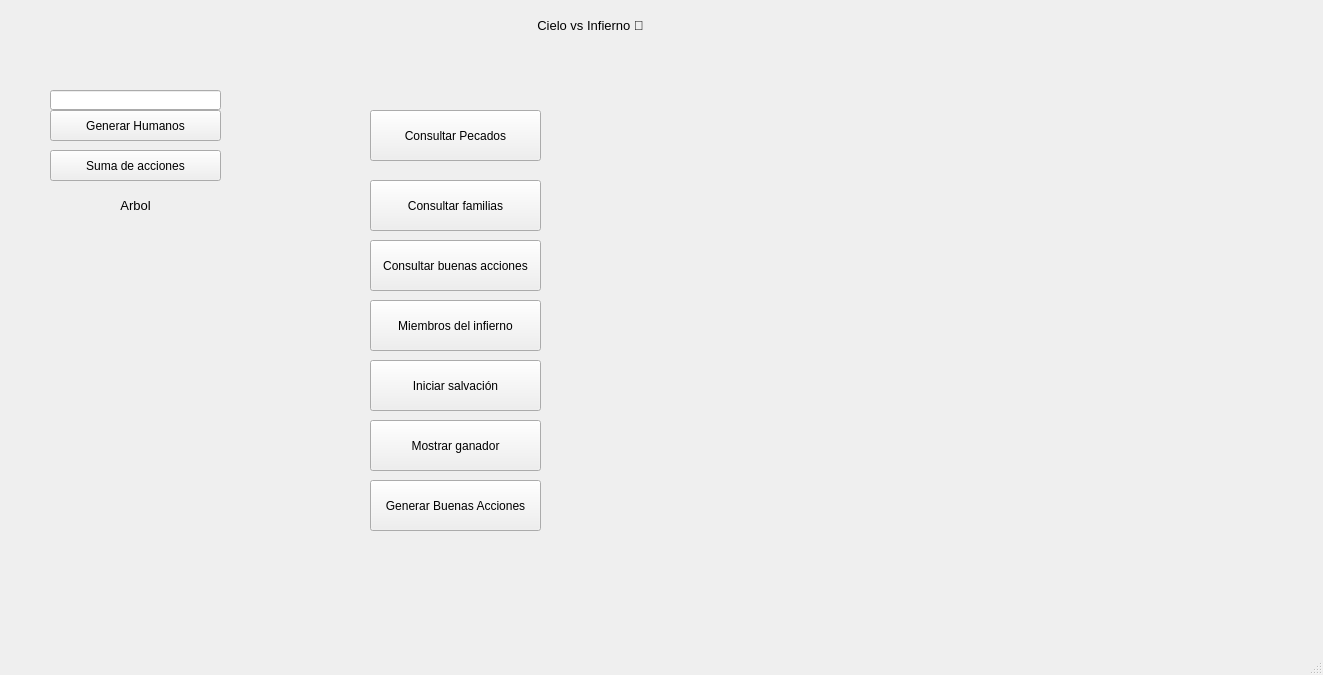
This is CielovsInfierno/mainwindow.ui in JohnSC31/PY2-CIELOvsINFIERNO-2102 as Qt 5 draws it before an edit. The edited form follows.
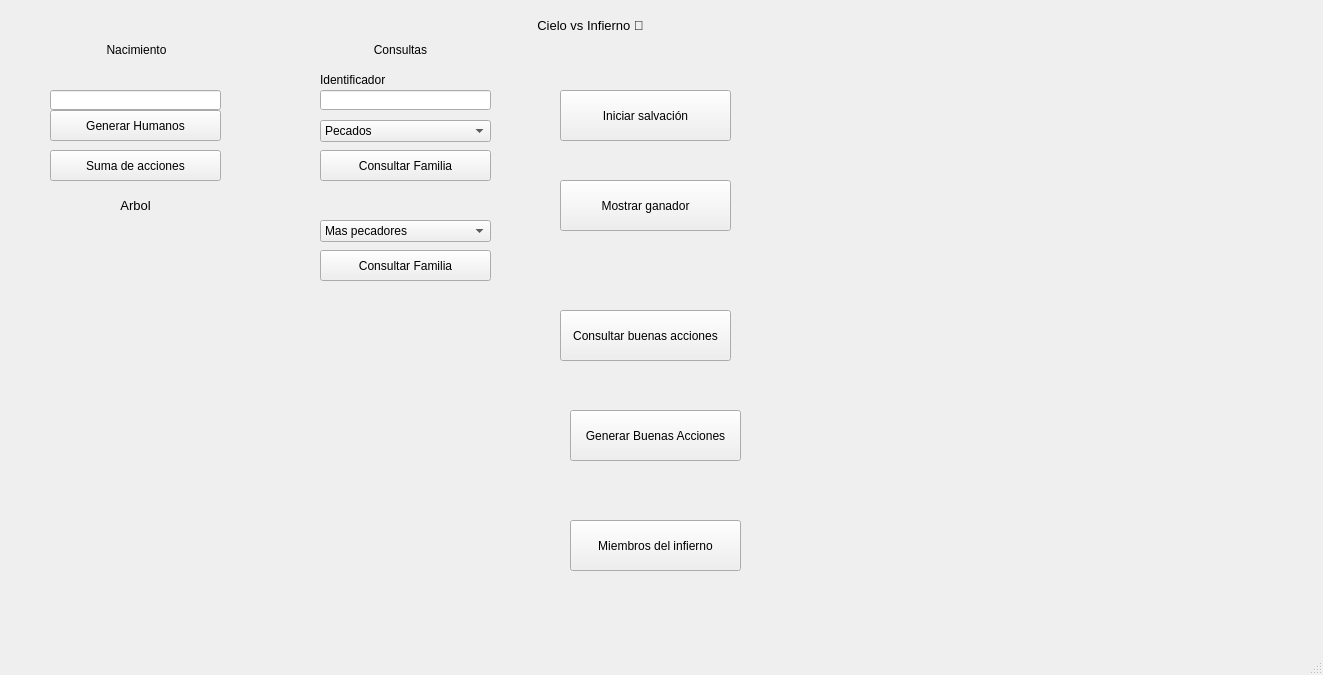
This is the edited form.

Commit message:
Consultas y arreglos varios
Se obtiene la consulta por familias de buenas acciones y pecados, se hicieron arreglos para al asignacion de hijos y la generacion del arbol

```diff
--- a/CielovsInfierno/mainwindow.ui
+++ b/CielovsInfierno/mainwindow.ui
@@ -64,8 +64,8 @@
    <widget class="QPushButton" name="GenerarBuenasAcciones">
     <property name="geometry">
      <rect>
-      <x>370</x>
-      <y>480</y>
+      <x>570</x>
+      <y>410</y>
       <width>171</width>
       <height>51</height>
      </rect>
@@ -77,8 +77,8 @@
    <widget class="QPushButton" name="ConsultarMiembrosDeInfierno">
     <property name="geometry">
      <rect>
-      <x>370</x>
-      <y>300</y>
+      <x>570</x>
+      <y>520</y>
       <width>171</width>
       <height>51</height>
      </rect>
@@ -90,8 +90,8 @@
    <widget class="QPushButton" name="IniciarSalvacion">
     <property name="geometry">
      <rect>
-      <x>370</x>
-      <y>360</y>
+      <x>560</x>
+      <y>90</y>
       <width>171</width>
       <height>51</height>
      </rect>
@@ -103,34 +103,21 @@
    <widget class="QPushButton" name="MostrarGanador">
     <property name="geometry">
      <rect>
-      <x>370</x>
-      <y>420</y>
-      <width>171</width>
-      <height>51</height>
-     </rect>
-    </property>
-    <property name="text">
-     <string>Mostrar ganador</string>
-    </property>
-   </widget>
-   <widget class="QPushButton" name="ConsultarFamilias">
-    <property name="geometry">
-     <rect>
-      <x>370</x>
+      <x>560</x>
       <y>180</y>
       <width>171</width>
       <height>51</height>
      </rect>
     </property>
     <property name="text">
-     <string>Consultar familias</string>
+     <string>Mostrar ganador</string>
     </property>
    </widget>
    <widget class="QPushButton" name="ConsultarBuenasAcciones">
     <property name="geometry">
      <rect>
-      <x>370</x>
-      <y>240</y>
+      <x>560</x>
+      <y>310</y>
       <width>171</width>
       <height>51</height>
      </rect>
@@ -142,14 +129,14 @@
    <widget class="QPushButton" name="ConsultarPecados">
     <property name="geometry">
      <rect>
-      <x>370</x>
-      <y>110</y>
+      <x>320</x>
+      <y>150</y>
       <width>171</width>
-      <height>51</height>
+      <height>31</height>
      </rect>
     </property>
     <property name="text">
-     <string>Consultar Pecados</string>
+     <string>Consultar Familia</string>
     </property>
    </widget>
    <widget class="QLineEdit" name="inpNumHumans">
@@ -209,6 +196,127 @@
      <string/>
     </property>
    </widget>
+   <widget class="QLabel" name="label_2">
+    <property name="geometry">
+     <rect>
+      <x>56</x>
+      <y>40</y>
+      <width>161</width>
+      <height>20</height>
+     </rect>
+    </property>
+    <property name="text">
+     <string>Nacimiento</string>
+    </property>
+    <property name="alignment">
+     <set>Qt::AlignCenter</set>
+    </property>
+   </widget>
+   <widget class="QLabel" name="label_3">
+    <property name="geometry">
+     <rect>
+      <x>320</x>
+      <y>40</y>
+      <width>161</width>
+      <height>20</height>
+     </rect>
+    </property>
+    <property name="text">
+     <string>Consultas</string>
+    </property>
+    <property name="alignment">
+     <set>Qt::AlignCenter</set>
+    </property>
+   </widget>
+   <widget class="QComboBox" name="cmbQueryFamily">
+    <property name="geometry">
+     <rect>
+      <x>320</x>
+      <y>120</y>
+      <width>171</width>
+      <height>22</height>
+     </rect>
+    </property>
+    <item>
+     <property name="text">
+      <string>Pecados</string>
+     </property>
+    </item>
+    <item>
+     <property name="text">
+      <string>Buenas Acciones</string>
+     </property>
+    </item>
+   </widget>
+   <widget class="QLineEdit" name="inpQueryFamily">
+    <property name="geometry">
+     <rect>
+      <x>320</x>
+      <y>90</y>
+      <width>171</width>
+      <height>20</height>
+     </rect>
+    </property>
+   </widget>
+   <widget class="QLabel" name="label_4">
+    <property name="geometry">
+     <rect>
+      <x>320</x>
+      <y>70</y>
+      <width>161</width>
+      <height>20</height>
+     </rect>
+    </property>
+    <property name="text">
+     <string>Identificador</string>
+    </property>
+    <property name="alignment">
+     <set>Qt::AlignLeading|Qt::AlignLeft|Qt::AlignVCenter</set>
+    </property>
+   </widget>
+   <widget class="QComboBox" name="comboBox_2">
+    <property name="geometry">
+     <rect>
+      <x>320</x>
+      <y>220</y>
+      <width>171</width>
+      <height>22</height>
+     </rect>
+    </property>
+    <item>
+     <property name="text">
+      <string>Mas pecadores</string>
+     </property>
+    </item>
+    <item>
+     <property name="text">
+      <string>Menos pecadores</string>
+     </property>
+    </item>
+    <item>
+     <property name="text">
+      <string>Mas Buenos</string>
+     </property>
+    </item>
+    <item>
+     <property name="text">
+      <string>Menos Buenos</string>
+     </property>
+    </item>
+   </widget>
+   <widget class="QPushButton" name="ConsultarPecados_2">
+    <property name="geometry">
+     <rect>
+      <x>320</x>
+      <y>250</y>
+      <width>171</width>
+      <height>31</height>
+     </rect>
+    </property>
+    <property name="text">
+     <string>Consultar Familia</string>
+    </property>
+   </widget>
   </widget>
   <widget class="QMenuBar" name="menubar">
    <property name="geometry">
```
Left out of the diff: 2 changed lines with no effect on the pictures. The commit also changes 38 other files.
